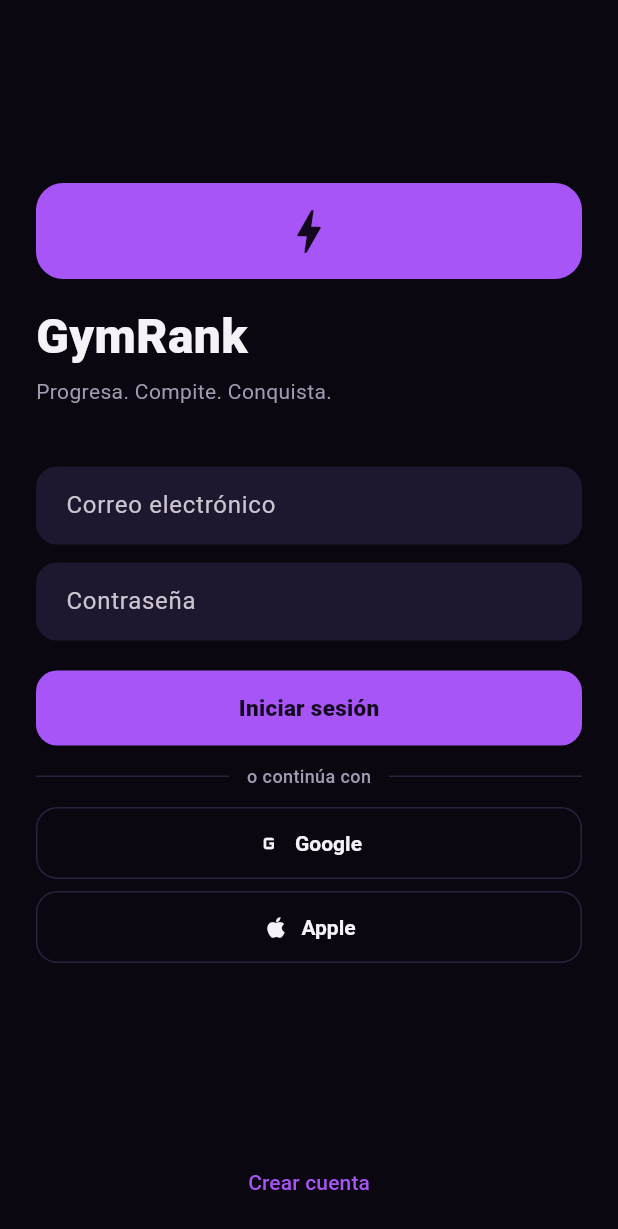
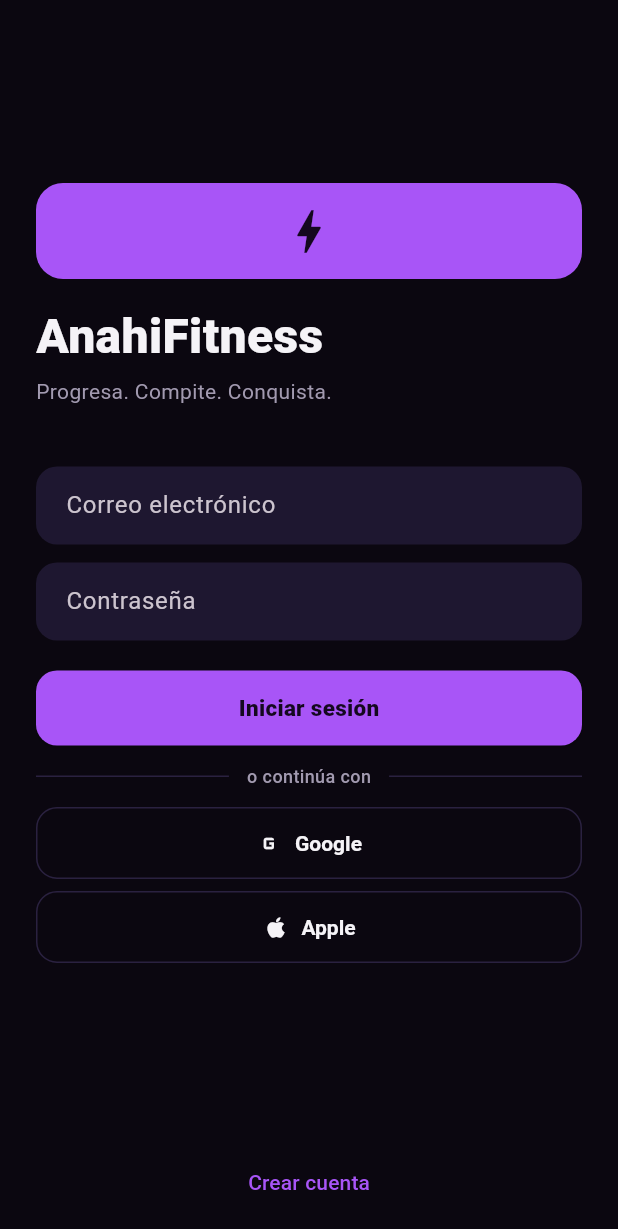
Before and after one commit to ijunior00/GymRank, a Flutter app: the screen it shows after launch, on a phone screen of 412 x 824 dp. Shown: the top 1229 px of the screen. Run offline on Flutter 3.47's test engine with Material 3 defaults, Android fonts, the phone set to English and light mode, and no system bars; our stand-ins replace cached_network_image, cloud_firestore, cloud_functions, file_picker, firebase_auth, firebase_core and 11 more; missing offline and left inert: mobile_scanner; accounts and stored records are empty; generated files the repository leaves out were written again.

Commit message:
Rename the app to AnahiFitness
Everything a student actually sees: the Android launcher label, the iOS
CFBundleDisplayName/CFBundleName and the three permission prompts, the
PWA manifest and page title, the loading screen wordmark, the iOS
add-to-home-screen prompt, the MaterialApp titles and the wordmark on the
login screen.

The Dart package stays `gymrank`, so `package:gymrank/...` imports are
untouched — that name is never user-visible and renaming it would churn
122 files for nothing. `com.gymrank.app` is also untouched for now: it is
the one identifier that cannot change after flutterfire configure
registers the apps and the stores accept a first upload, so it is worth
deciding deliberately rather than in passing.

Co-Authored-By: Claude Opus 5 <noreply@anthropic.com>
Claude-Session: https://claude.ai/code/session_01UFcr5H5D9pwq46fdUbm4qE

```diff
--- a/lib/core/theme/app_colors.dart
+++ b/lib/core/theme/app_colors.dart
@@ -1,6 +1,6 @@
 import 'package:flutter/material.dart';
 
-/// Paleta do GymRank: preto ameixa profundo com acento violeta e tons de
+/// Paleta do AnahiFitness: preto ameixa profundo com acento violeta e tons de
 /// roxo que combinam entre si. Monocromático + um acento = visual limpo;
 /// o violeta carrega a energia de gamificação.
 ///
--- a/lib/features/auth/presentation/screens/login_screen.dart
+++ b/lib/features/auth/presentation/screens/login_screen.dart
@@ -59,7 +59,7 @@ class _LoginScreenState extends ConsumerState<LoginScreen> {
                 ),
               ),
               const SizedBox(height: 20),
-              const Text('GymRank', style: AppTextStyles.displayLarge),
+              const Text('AnahiFitness', style: AppTextStyles.displayLarge),
               const SizedBox(height: 8),
               const Text(
                 'Progresa. Compite. Conquista.',
--- a/lib/main.dart
+++ b/lib/main.dart
@@ -15,11 +15,11 @@ Future<void> main() async {
     Firebase.initializeApp(options: DefaultFirebaseOptions.currentPlatform),
     initializeDateFormatting(AppConstants.localeTag),
   ]);
-  runApp(const ProviderScope(child: GymRankApp()));
+  runApp(const ProviderScope(child: AnahiFitnessApp()));
 }
 
-class GymRankApp extends ConsumerWidget {
-  const GymRankApp({super.key});
+class AnahiFitnessApp extends ConsumerWidget {
+  const AnahiFitnessApp({super.key});
 
   @override
   Widget build(BuildContext context, WidgetRef ref) {
@@ -30,7 +30,7 @@ class GymRankApp extends ConsumerWidget {
     ref.watch(pushRegistrationProvider);
 
     return MaterialApp.router(
-      title: 'GymRank',
+      title: 'AnahiFitness',
       debugShowCheckedModeBanner: false,
       theme: AppTheme.dark,
       darkTheme: AppTheme.dark,
--- a/lib/main_demo.dart
+++ b/lib/main_demo.dart
@@ -76,19 +76,19 @@ Future<void> main() async {
         pushRegistrationProvider
             .overrideWith((ref) => PushRegistration.disabled(ref)),
       ],
-      child: const GymRankDemoApp(),
+      child: const AnahiFitnessDemoApp(),
     ),
   );
 }
 
-class GymRankDemoApp extends ConsumerWidget {
-  const GymRankDemoApp({super.key});
+class AnahiFitnessDemoApp extends ConsumerWidget {
+  const AnahiFitnessDemoApp({super.key});
 
   @override
   Widget build(BuildContext context, WidgetRef ref) {
     final router = ref.watch(appRouterProvider);
     return MaterialApp.router(
-      title: 'GymRank (demo)',
+      title: 'AnahiFitness (demo)',
       debugShowCheckedModeBanner: false,
       theme: AppTheme.dark,
       darkTheme: AppTheme.dark,
--- a/pubspec.yaml
+++ b/pubspec.yaml
@@ -1,6 +1,6 @@
 name: gymrank
 description: >
-  GymRank - app do método de uma personal trainer (México, es-MX):
+  AnahiFitness - app do método de uma personal trainer (México, es-MX):
   painel da treinadora, treino e dieta dos alunos, marcos de evolução,
   competição e comunidade. Flutter + Firebase.
 publish_to: "none"
--- a/render.yaml
+++ b/render.yaml
@@ -1,4 +1,4 @@
-# Render blueprint for the GymRank UI PREVIEW (demo mode).
+# Render blueprint for the AnahiFitness UI PREVIEW (demo mode).
 #
 # This deploys lib/main_demo.dart: the full app running on in-memory fake
 # data, no Firebase, no backend. Use it to validate UI/navigation only.
@@ -6,7 +6,7 @@
 # NOT what this blueprint builds.
 services:
   - type: web
-    name: gymrank-preview
+    name: anahifitness-preview
     runtime: static
     buildCommand: bash scripts/render_build.sh
     staticPublishPath: build/web
```
Also changed, not shown: 6 other files.
